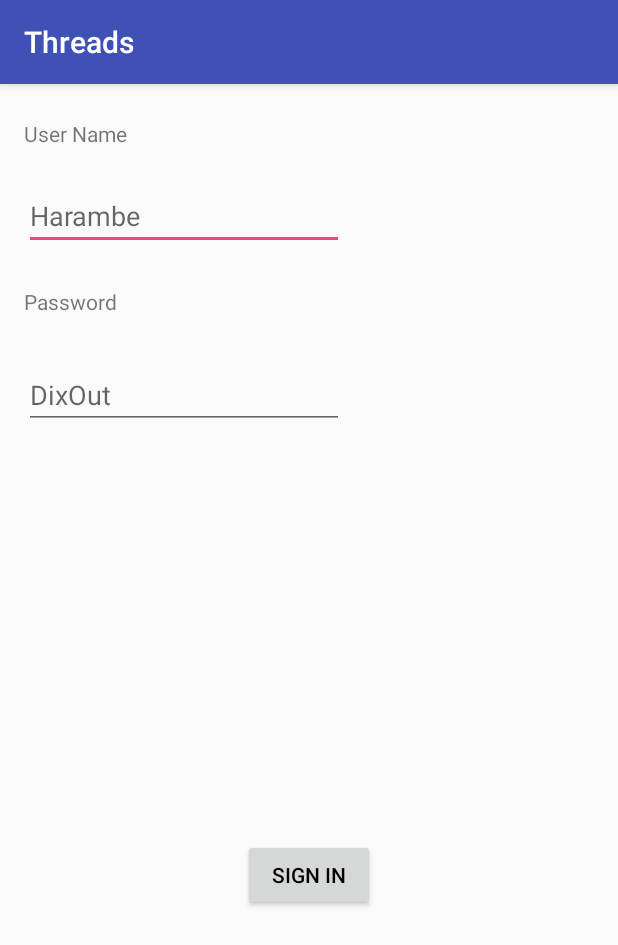
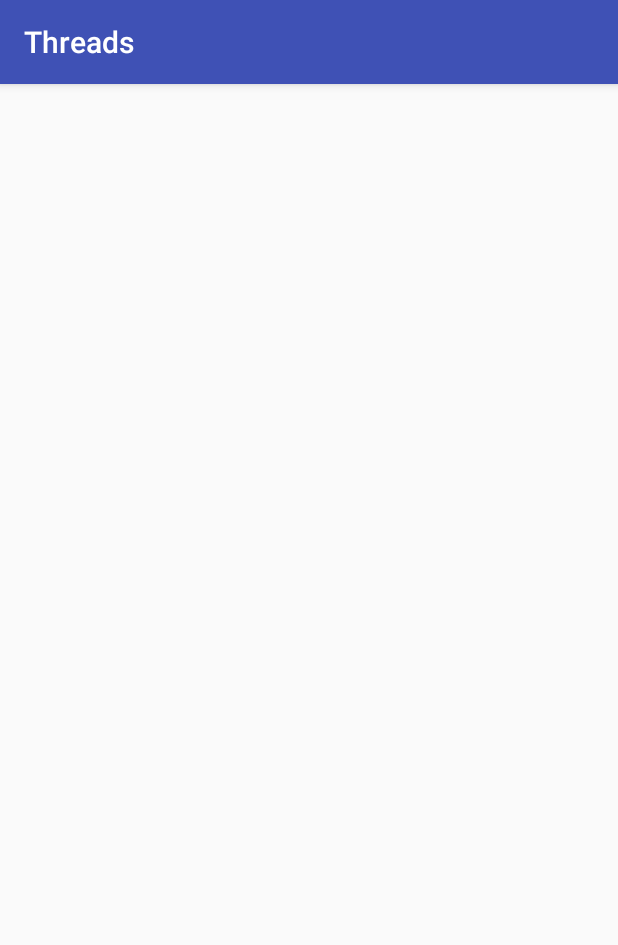
Before and after one commit to git-mad/threads, an Android app: the ConstraintLayoutLogin screen opened directly, with no data from a screen before it, on a phone screen of 412 x 824 dp. Shown: the top 945 px of the screen. Run offline under Robolectric (Android 15) with nearby library versions, the phone set to English and light mode, and no system bars; 2 statements that could not run were skipped.

Commit message:
Removed Constraint views and added todos

```diff
--- a/app/src/main/java/edu/gatech/gtorg/gitmad/threads/activity/ConstraintLayoutLogin.java
+++ b/app/src/main/java/edu/gatech/gtorg/gitmad/threads/activity/ConstraintLayoutLogin.java
@@ -18,8 +18,8 @@ public class ConstraintLayoutLogin extends AppCompatActivity {
     protected void onCreate(Bundle savedInstanceState) {
         super.onCreate(savedInstanceState);
         setContentView(R.layout.activity_constraint_layout_login);
-
-        signIn = ((Button) findViewById(R.id.btn_cst_sign_in));
+        //TODO:(11) Add the reference for button in constraint layout same as before
+        signIn = ((Button) findViewById("**Reference to your button id**"));
 
         signIn.setOnClickListener(new View.OnClickListener() {
             @Override
--- a/app/src/main/java/edu/gatech/gtorg/gitmad/threads/activity/MainActivity.java
+++ b/app/src/main/java/edu/gatech/gtorg/gitmad/threads/activity/MainActivity.java
@@ -37,11 +37,13 @@ public class MainActivity extends AppCompatActivity implements ThreadsListFragme
 //            LinearLayoutLogin.startLinearLayoutActivity(this);
 //        }
 
-
+//        TODO:(12) Comment out the LinearLayoutCode and Uncomment this block of code
 //        //Code to start the Constraint Layout Login
 //        if(!ConstraintLayoutLogin.isLoggedIn()){
 //            ConstraintLayoutLogin.startConstraintActivity(this);
 //        }
+
+
         initializeToolbar();
 
         if (isScreenLandscape()) {
--- a/app/src/main/res/layout/activity_constraint_layout_login.xml
+++ b/app/src/main/res/layout/activity_constraint_layout_login.xml
@@ -6,90 +6,12 @@
     android:layout_width="match_parent"
     android:layout_height="match_parent"
     tools:context="edu.gatech.gtorg.gitmad.threads.activity.ConstraintLayoutLogin">
-    <TextView
-        android:layout_width="wrap_content"
-        android:layout_height="wrap_content"
-        android:id="@+id/user_name_txt"
-        tools:text="@string/layout_login_username"
-        android:text="@string/layout_login_username"
-        android:layout_marginStart="16dp"
-        app:layout_constraintLeft_toLeftOf="parent"
-        android:layout_marginLeft="16dp"
-        android:layout_marginEnd="16dp"
-        app:layout_constraintRight_toRightOf="parent"
-        android:layout_marginRight="16dp"
-        android:layout_marginTop="16dp"
-        app:layout_constraintTop_toTopOf="parent"
-        app:layout_constraintBottom_toBottomOf="parent"
-        android:layout_marginBottom="16dp"
-        app:layout_constraintHorizontal_bias="0.0"
-        app:layout_constraintVertical_bias="0.01" />
+    <!--TODO:(9) Add the same views as before, but only use the Design Tab -->
+    <!--TODO: remember all sides of Views must be constrained!!-->
 
-    <EditText
-        android:layout_width="wrap_content"
-        android:layout_height="wrap_content"
-        android:inputType="textPersonName"
-        android:ems="10"
-        android:id="@+id/edit_txt_user_name"
-        android:hint="Harambe"
-        android:layout_marginStart="16dp"
-        app:layout_constraintLeft_toLeftOf="parent"
-        android:layout_marginLeft="16dp"
-        android:layout_marginEnd="16dp"
-        app:layout_constraintRight_toRightOf="parent"
-        android:layout_marginRight="16dp"
-        app:layout_constraintBottom_toBottomOf="parent"
-        android:layout_marginBottom="304dp"
-        app:layout_constraintHorizontal_bias="0.0"
-        android:layout_marginTop="8dp"
-        app:layout_constraintTop_toBottomOf="@+id/user_name_txt"
-        app:layout_constraintVertical_bias="0.04000002" />
 
-    <TextView
-        android:text="@string/layout_login_password"
-        android:layout_width="wrap_content"
-        android:layout_height="wrap_content"
-        android:id="@+id/password_txt"
-        app:layout_constraintTop_toBottomOf="@+id/edit_txt_user_name"
-        app:layout_constraintLeft_toLeftOf="@+id/edit_txt_user_name"
-        app:layout_constraintBottom_toBottomOf="parent"
-        android:layout_marginBottom="16dp"
-        android:layout_marginEnd="16dp"
-        app:layout_constraintRight_toRightOf="parent"
-        android:layout_marginRight="16dp"
-        app:layout_constraintHorizontal_bias="0.0"
-        app:layout_constraintVertical_bias="0.04000002" />
+    <!--TODO:(10) Give all Views an Id and follow the convention-->
 
-    <EditText
-        android:layout_width="wrap_content"
-        android:layout_height="wrap_content"
-        android:inputType="textPassword"
-        android:ems="10"
-        android:id="@+id/edit_text_password"
-        android:layout_marginEnd="16dp"
-        app:layout_constraintRight_toRightOf="parent"
-        android:layout_marginRight="16dp"
-        app:layout_constraintLeft_toLeftOf="@+id/password_txt"
-        app:layout_constraintBottom_toBottomOf="parent"
-        android:layout_marginBottom="16dp"
-        android:layout_marginTop="8dp"
-        app:layout_constraintTop_toBottomOf="@+id/password_txt"
-        app:layout_constraintHorizontal_bias="0.0"
-        app:layout_constraintVertical_bias="0.04000002"
-        android:hint="DixOut" />
 
-    <Button
-        android:text="@string/layout_button_signin"
-        android:layout_width="wrap_content"
-        android:layout_height="wrap_content"
-        android:id="@+id/btn_cst_sign_in"
-        android:layout_marginEnd="16dp"
-        app:layout_constraintRight_toRightOf="parent"
-        android:layout_marginRight="16dp"
-        android:layout_marginTop="8dp"
-        app:layout_constraintTop_toBottomOf="@+id/edit_text_password"
-        app:layout_constraintBottom_toBottomOf="parent"
-        android:layout_marginBottom="16dp"
-        app:layout_constraintVertical_bias="0.57"
-        app:layout_constraintLeft_toLeftOf="@+id/edit_text_password" />
+
 </android.support.constraint.ConstraintLayout>
```
